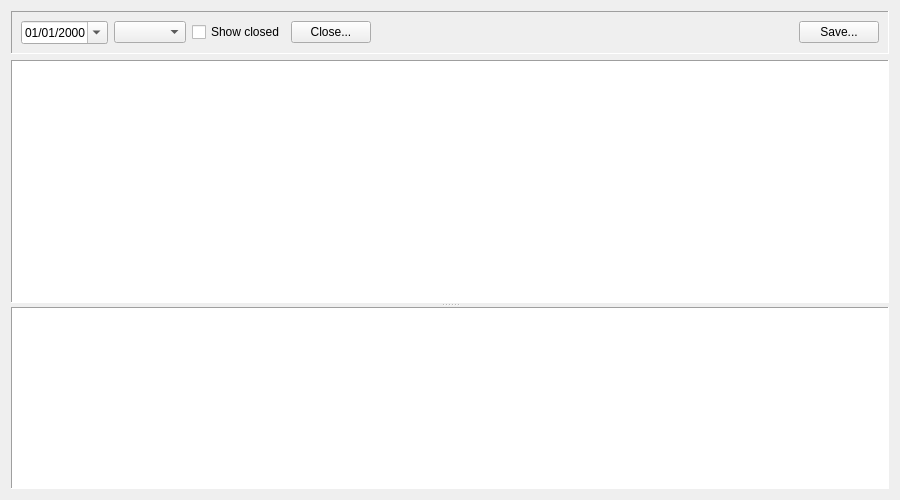
titov-vv/jal, file jal/ui/reports/staking_report.ui: the form before one commit.
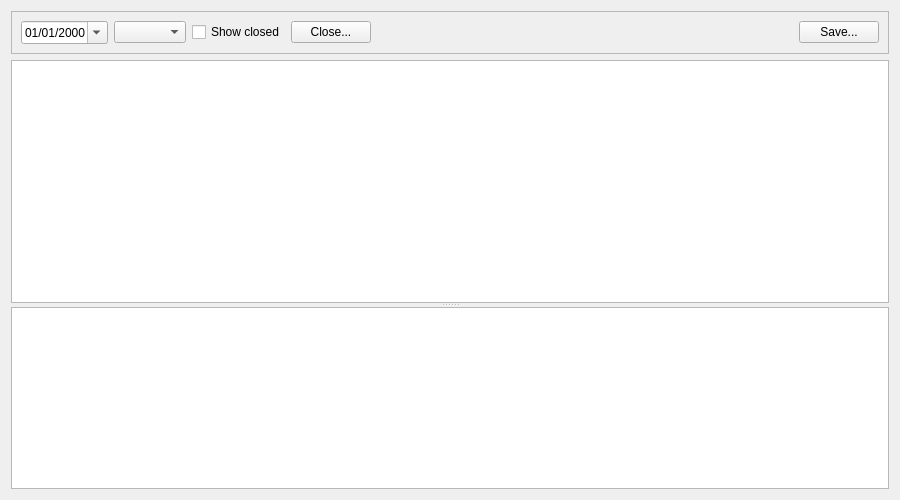
The form after the commit. Custom widgets are drawn as their Qt base class.

Commit message: Widget sizes, frame styles and icon colors from Qt and the palette instead of hard-coded.

```diff
--- a/jal/ui/reports/staking_report.ui
+++ b/jal/ui/reports/staking_report.ui
@@ -17,10 +17,7 @@
    <item>
     <widget class="QFrame" name="ReportParamsFrame">
      <property name="frameShape">
-      <enum>QFrame::Shape::Panel</enum>
-     </property>
-     <property name="frameShadow">
-      <enum>QFrame::Shadow::Sunken</enum>
+      <enum>QFrame::Shape::StyledPanel</enum>
      </property>
      <layout class="QGridLayout" name="gridLayout">
       <item row="0" column="0">
@@ -94,12 +91,6 @@
         <verstretch>4</verstretch>
        </sizepolicy>
       </property>
-      <property name="frameShape">
-       <enum>QFrame::Shape::Panel</enum>
-      </property>
-      <property name="frameShadow">
-       <enum>QFrame::Shadow::Sunken</enum>
-      </property>
       <property name="editTriggers">
        <set>QAbstractItemView::EditTrigger::NoEditTriggers</set>
       </property>
@@ -132,12 +123,6 @@
         <verstretch>3</verstretch>
        </sizepolicy>
       </property>
-      <property name="frameShape">
-       <enum>QFrame::Shape::Panel</enum>
-      </property>
-      <property name="frameShadow">
-       <enum>QFrame::Shadow::Sunken</enum>
-      </property>
       <property name="editTriggers">
        <set>QAbstractItemView::EditTrigger::NoEditTriggers</set>
       </property>
```
The commit also changes 71 other files.
